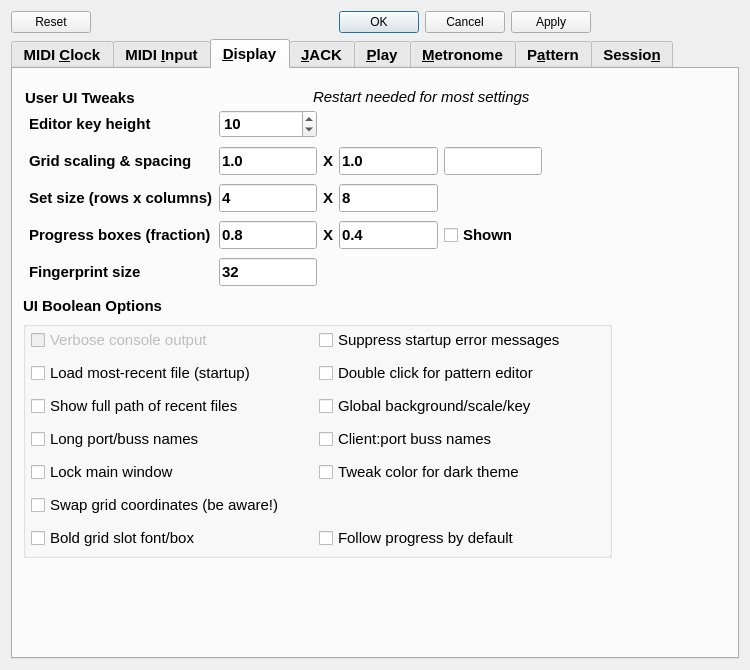
Above: seq_qt5/forms/qseditoptions.ui from ahlstromcj/seq66 before the change. Below: the same form after it.
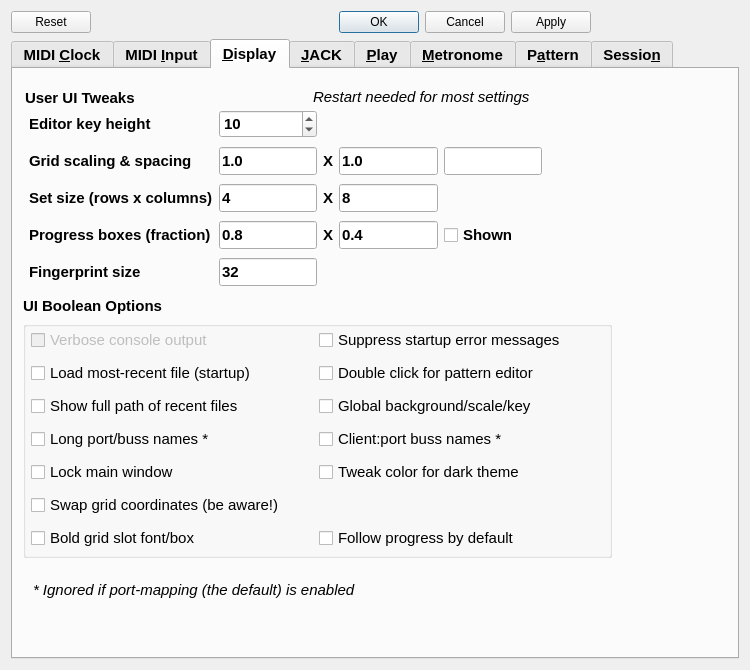
That is the form after the change. The open tabs and pages were chosen to show the change.

Commit message: Tweaks to make it obvious about port-mapping/naming.

```diff
--- a/seq_qt5/forms/qseditoptions.ui
+++ b/seq_qt5/forms/qseditoptions.ui
@@ -38,7 +38,6 @@
      <property name="font">
       <font>
        <pointsize>11</pointsize>
-       <weight>75</weight>
        <bold>true</bold>
       </font>
      </property>
@@ -793,7 +792,6 @@
        <property name="font">
         <font>
          <pointsize>11</pointsize>
-         <weight>50</weight>
          <bold>false</bold>
         </font>
        </property>
@@ -831,7 +829,7 @@
             <string>rc: [Seq66] port-naming = long</string>
            </property>
            <property name="text">
-            <string>Long port/buss names</string>
+            <string>Long port/buss names *</string>
            </property>
           </widget>
          </item>
@@ -989,7 +987,7 @@
             <string>rc: [Seq66] port-naming = pair</string>
            </property>
            <property name="text">
-            <string>Client:port buss names</string>
+            <string>Client:port buss names *</string>
            </property>
           </widget>
          </item>
@@ -1477,6 +1475,26 @@
         <string>UI Boolean Options</string>
        </property>
       </widget>
+      <widget class="QLabel" name="label_19">
+       <property name="geometry">
+        <rect>
+         <x>20</x>
+         <y>510</y>
+         <width>551</width>
+         <height>22</height>
+        </rect>
+       </property>
+       <property name="font">
+        <font>
+         <pointsize>11</pointsize>
+         <italic>true</italic>
+         <bold>false</bold>
+        </font>
+       </property>
+       <property name="text">
+        <string>* Ignored if port-mapping (the default) is enabled</string>
+       </property>
+      </widget>
      </widget>
      <widget class="QWidget" name="tabJackSync">
       <property name="toolTip">
```
Left out of the diff: 100 changed lines with no effect on the pictures. The commit also changes 5 other files.
